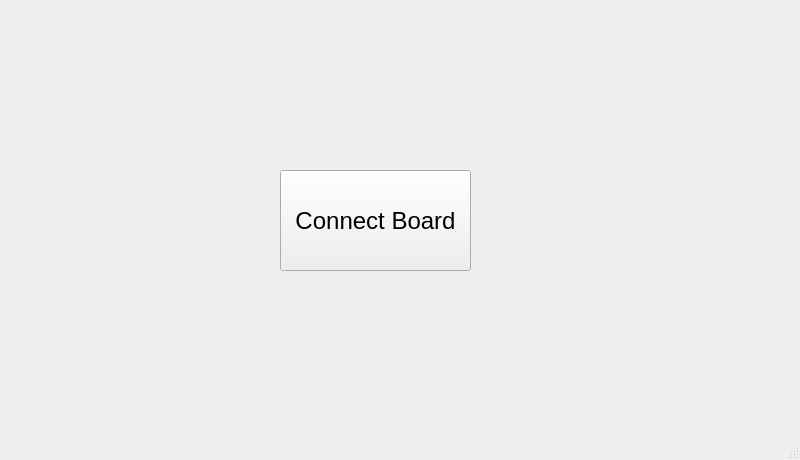
Serialbocks/dgt-py, file ui/main.ui: the form before one commit.
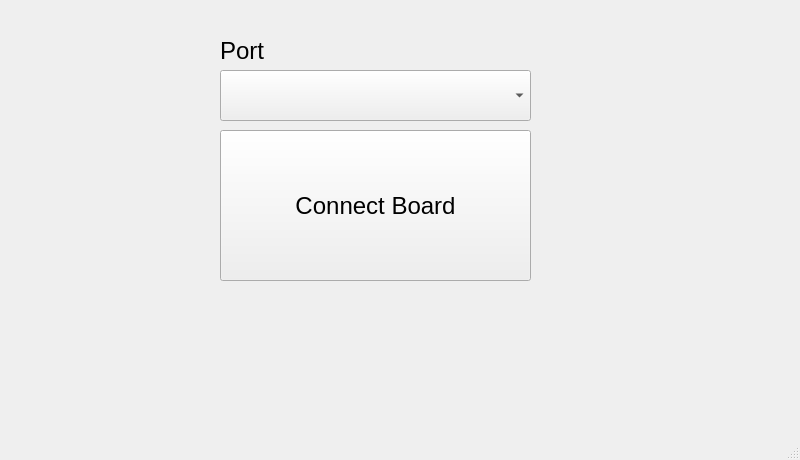
The form after the commit.

The edit to the form file:
```diff
--- a/ui/main.ui
+++ b/ui/main.ui
@@ -17,10 +17,10 @@
    <widget class="QPushButton" name="ConnectBoard">
     <property name="geometry">
      <rect>
-      <x>280</x>
-      <y>170</y>
-      <width>191</width>
-      <height>101</height>
+      <x>220</x>
+      <y>130</y>
+      <width>311</width>
+      <height>151</height>
      </rect>
     </property>
     <property name="font">
@@ -32,6 +32,45 @@
      <string>Connect Board</string>
     </property>
    </widget>
+   <widget class="QComboBox" name="serialPort">
+    <property name="geometry">
+     <rect>
+      <x>220</x>
+      <y>70</y>
+      <width>311</width>
+      <height>51</height>
+     </rect>
+    </property>
+    <property name="font">
+     <font>
+      <pointsize>18</pointsize>
+     </font>
+    </property>
+    <property name="currentText">
+     <string/>
+    </property>
+    <property name="placeholderText">
+     <string>Port</string>
+    </property>
+   </widget>
+   <widget class="QLabel" name="label">
+    <property name="geometry">
+     <rect>
+      <x>220</x>
+      <y>30</y>
+      <width>51</width>
+      <height>41</height>
+     </rect>
+    </property>
+    <property name="font">
+     <font>
+      <pointsize>18</pointsize>
+     </font>
+    </property>
+    <property name="text">
+     <string>Port</string>
+    </property>
+   </widget>
   </widget>
   <widget class="QStatusBar" name="statusbar"/>
  </widget>
```
Left out of the diff: 2 changed lines with no effect on the pictures.
